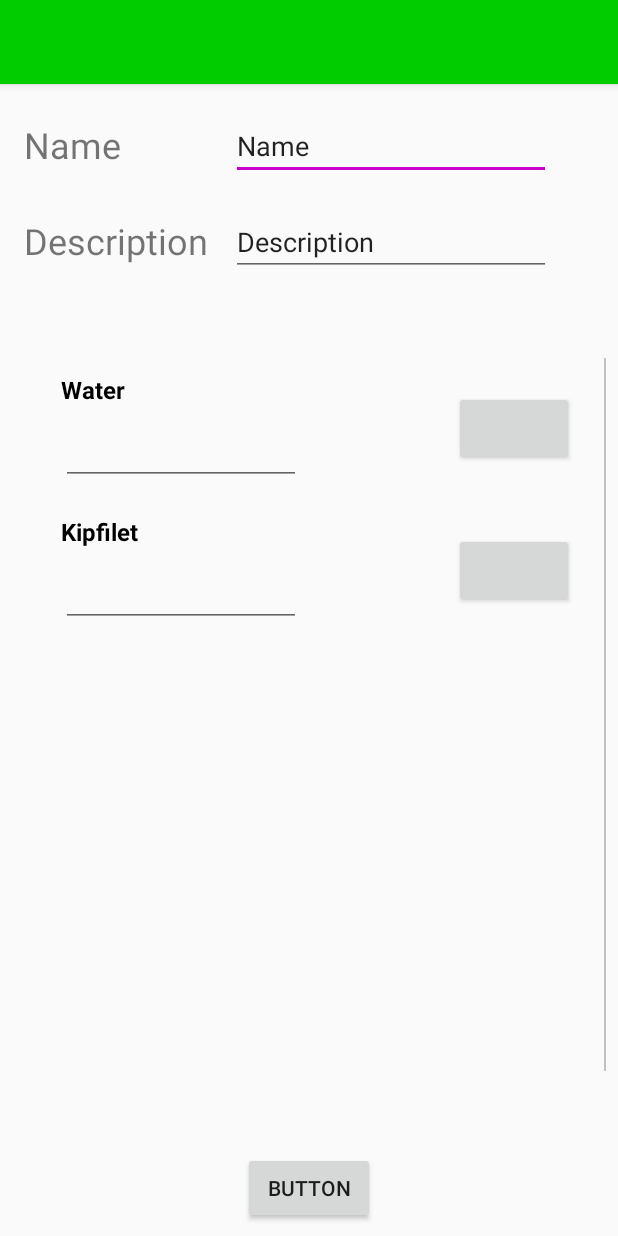
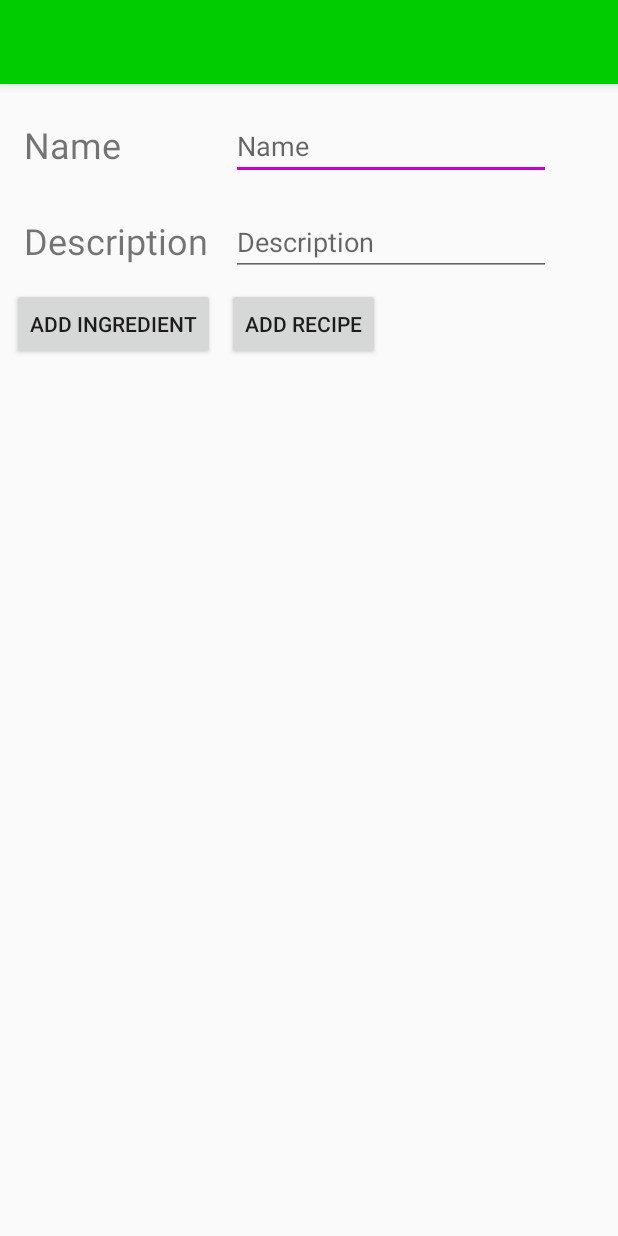
Before and after one commit to DutchNail/WhatToCook2.0, an Android app: the AddRecipeActivity screen opened directly, with no data from a screen before it, on a phone screen of 412 x 824 dp. Run offline under Robolectric (Android 15) with nearby library versions, the phone set to English and light mode, and no system bars.

Commit message:
Check to-do's!

```diff
--- a/app/src/main/java/frankspijker/saxion/whattocookv2/AddRecipeActivity.java
+++ b/app/src/main/java/frankspijker/saxion/whattocookv2/AddRecipeActivity.java
@@ -8,6 +8,7 @@ import android.support.v7.widget.DefaultItemAnimator;
 import android.support.v7.widget.DividerItemDecoration;
 import android.support.v7.widget.LinearLayoutManager;
 import android.support.v7.widget.RecyclerView;
+import android.util.Log;
 import android.view.View;
 import android.widget.Button;
 import android.widget.EditText;
@@ -22,14 +23,19 @@ public class AddRecipeActivity extends AppCompatActivity {
     private EditText nameEdittext;
     private EditText descriptionEdittext;
     private RecyclerView addIngredients;
-    private AddRecipeIngredientAdapter mAdapter;
+    private IngredientListAdapter mAdapter;
     private RecyclerView.LayoutManager layoutManager;
     public List<Ingredient> ingredientList;
+    public Recipes recipe;
+    public String recipeName;
+    public String recipeDescription;
+
 
     @Override
     protected void onCreate(Bundle savedInstanceState) {
         super.onCreate(savedInstanceState);
         setContentView(R.layout.activity_add_recipe);
+
         nameTextview = findViewById(R.id.recipeNameTextview);
         nameEdittext = findViewById(R.id.recipeNameEdittext);
         descriptionTextview = findViewById(R.id.recipeDescriptionTextview);
@@ -37,38 +43,33 @@ public class AddRecipeActivity extends AppCompatActivity {
 
         addIngredients = findViewById(R.id.addRecipeRecyclerview);
         addIngredients.setHasFixedSize(true);
-
         ingredientList = new ArrayList<>();
-        Ingredient i = new Ingredient("test",1, Ingredient.AmountType.centiliter);
-//        IngredientProvider.addIngredient(i);
-//        ingredientList = IngredientProvider.getIngredientList();
-        ingredientList.add(i);
-        mAdapter = new AddRecipeIngredientAdapter(ingredientList, this);
+        recipe = new Recipes("", "", ingredientList);
+        ingredientList = recipe.getIngredientList();
+        mAdapter = new IngredientListAdapter(ingredientList, this);
         layoutManager = new LinearLayoutManager(this);
         addIngredients.setLayoutManager(layoutManager);
         addIngredients.setItemAnimator(new DefaultItemAnimator());
         addIngredients.addItemDecoration(new DividerItemDecoration(this, DividerItemDecoration.HORIZONTAL));
+//        // TODO: Ingredienten toevoegen aan recepten
+//        // TODO: Custom progressbar die bijhoudt of er een naam, beschrijving en minimaal 1 ingredient is gekozen onderin.
+//        // TODO: CUSTOM VIEW PLZ
         addIngredients.setAdapter(mAdapter);
     }
 
     public void saveRecipe(View v) {
-        String name = nameEdittext.getText().toString();
-        String description = descriptionEdittext.getText().toString();
-        Ingredient i = new Ingredient("test", 2, Ingredient.AmountType.gram);
-        List<Ingredient> ingredientList = new ArrayList<>();
-        ingredientList.add(i);
-        Recipes r = new Recipes(name, description, ingredientList);
-        RecipesProvider.addItem(r);
+        //TODO: Opslaan recepten fixen
+        recipe.setTitle(recipeName);
+        recipe.setDescription(recipeDescription);
+        RecipesProvider.addItem(recipe);
         Intent intent = new Intent(this, DisplayRecipesActivity.class);
         startActivity(intent);
     }
 
-    public void addIngredient(RecyclerView.ViewHolder viewHolder, int position) {
-        if(viewHolder instanceof AddRecipeIngredientAdapter.MyViewHolder) {
-            String name = ingredientList.get(viewHolder.getAdapterPosition()).getName();
-            mAdapter.addIngredient(position);
-            Snackbar snackbar = Snackbar.make(findViewById(R.id.addRecipeRecyclerview), name + " deleted at position" + position, Snackbar.LENGTH_LONG);
-            snackbar.show();
-        }
+
+    public void addIngredient(View v) {
+        Intent intent = new Intent(this, AddIngredientActivity.class);
+        intent.putExtra("id", recipe.getId());
+        startActivity(intent);
     }
 }
--- a/app/src/main/java/frankspijker/saxion/whattocookv2/DisplayRecipesActivity.java
+++ b/app/src/main/java/frankspijker/saxion/whattocookv2/DisplayRecipesActivity.java
@@ -1,7 +1,6 @@
 package frankspijker.saxion.whattocookv2;
 
 import android.content.Intent;
-import android.support.annotation.NonNull;
 import android.support.design.widget.FloatingActionButton;
 import android.support.design.widget.NavigationView;
 import android.support.design.widget.Snackbar;
@@ -136,10 +135,6 @@ public class DisplayRecipesActivity extends AppCompatActivity implements Recycle
         } else if (id == R.id.nav_recipes) {
             Intent i = new Intent(this, DisplayRecipesActivity.class);
             startActivity(i);
-        } else if (id == R.id.nav_share) {
-
-        } else if (id == R.id.nav_send) {
-
         }
 
         DrawerLayout drawer = (DrawerLayout) findViewById(R.id.drawer_layout);
--- a/app/src/main/java/frankspijker/saxion/whattocookv2/Ingredient.java
+++ b/app/src/main/java/frankspijker/saxion/whattocookv2/Ingredient.java
@@ -2,7 +2,8 @@ package frankspijker.saxion.whattocookv2;
 
 public class Ingredient {
 
-
+    private static int idcounter;
+    private int id;
     private String name;
     private int amount;
     public enum AmountType {
@@ -14,6 +15,7 @@ public class Ingredient {
 
 
     public Ingredient(String name, int amount, AmountType amountType) {
+        this.id = idcounter++;
         this.name = name;
         this.amount = amount;
         this.amountType = amountType;
--- a/app/src/main/java/frankspijker/saxion/whattocookv2/MainActivity.java
+++ b/app/src/main/java/frankspijker/saxion/whattocookv2/MainActivity.java
@@ -174,10 +174,6 @@ public class MainActivity extends AppCompatActivity implements RecyclerIngredien
         } else if (id == R.id.nav_recipes) {
             Intent i = new Intent(this, DisplayRecipesActivity.class);
             startActivity(i);
-        } else if (id == R.id.nav_share) {
-
-        } else if (id == R.id.nav_send) {
-
         }
 
         DrawerLayout drawer = (DrawerLayout) findViewById(R.id.drawer_layout);
--- a/app/src/main/java/frankspijker/saxion/whattocookv2/Recipes.java
+++ b/app/src/main/java/frankspijker/saxion/whattocookv2/Recipes.java
@@ -4,15 +4,23 @@ import java.util.List;
 
 public class Recipes {
 
+    private static int idcounter;
+    private int id;
     private String title;
     private String description;
     private List<Ingredient> ingredientList;
 
 
+
     public Recipes(String title, String description, List<Ingredient> ingredientList) {
+        this.id = idcounter++;
         this.title = title;
         this.description = description;
         this.ingredientList = ingredientList;
+    }
+
+    public int getId() {
+        return id;
     }
 
     public String getTitle() {
--- a/app/src/main/java/frankspijker/saxion/whattocookv2/RecyclerRecipeTouchHelper.java
+++ b/app/src/main/java/frankspijker/saxion/whattocookv2/RecyclerRecipeTouchHelper.java
@@ -1,7 +1,6 @@
 package frankspijker.saxion.whattocookv2;
 
 import android.graphics.Canvas;
-import android.support.annotation.NonNull;
 import android.support.v7.widget.RecyclerView;
 import android.support.v7.widget.helper.ItemTouchHelper;
 import android.view.View;
--- a/app/src/main/res/layout/activity_add_recipe.xml
+++ b/app/src/main/res/layout/activity_add_recipe.xml
@@ -45,8 +45,8 @@
         android:layout_marginStart="8dp"
         android:layout_marginTop="24dp"
         android:ems="10"
+        android:hint="@string/recipe_title"
         android:inputType="textPersonName"
-        android:text="@string/recipe_title"
         app:layout_constraintStart_toEndOf="@+id/recipeNameTextview"
         app:layout_constraintTop_toBottomOf="@+id/appBarLayout" />
 
@@ -68,8 +68,8 @@
         android:layout_marginStart="8dp"
         android:layout_marginTop="24dp"
         android:ems="10"
+        android:hint="@string/recipe_description"
         android:inputType="textPersonName"
-        android:text="@string/recipe_description"
         app:layout_constraintStart_toEndOf="@+id/recipeDescriptionTextview"
         app:layout_constraintTop_toBottomOf="@+id/recipeNameEdittext" />
 
@@ -77,27 +77,34 @@
         android:id="@+id/addRecipeRecyclerview"
         android:layout_width="395dp"
         android:layout_height="475dp"
-        android:layout_marginStart="8dp"
         android:layout_marginTop="8dp"
-        android:layout_marginEnd="8dp"
         android:layout_marginBottom="8dp"
-        app:layout_constraintBottom_toTopOf="@+id/saveButton"
+        app:layout_constraintBottom_toBottomOf="parent"
         app:layout_constraintEnd_toEndOf="parent"
         app:layout_constraintStart_toStartOf="parent"
-        app:layout_constraintTop_toBottomOf="@+id/recipeDescriptionTextview" />
+        app:layout_constraintTop_toBottomOf="@+id/saveButton" />
 
     <Button
         android:id="@+id/saveButton"
         android:layout_width="wrap_content"
         android:layout_height="wrap_content"
-        android:layout_marginStart="16dp"
-        android:layout_marginEnd="16dp"
-        android:layout_marginBottom="8dp"
+        android:layout_marginStart="8dp"
+        android:layout_marginTop="8dp"
         android:onClick="saveRecipe"
-        android:text="Button"
-        app:layout_constraintBottom_toBottomOf="parent"
-        app:layout_constraintEnd_toEndOf="parent"
-        app:layout_constraintStart_toStartOf="parent" />
+        android:text="@string/button_recipe_add"
+        app:layout_constraintStart_toEndOf="@+id/button"
+        app:layout_constraintTop_toBottomOf="@+id/recipeDescriptionEdittext" />
+
+    <Button
+        android:id="@+id/button"
+        android:layout_width="wrap_content"
+        android:layout_height="wrap_content"
+        android:layout_marginStart="8dp"
+        android:layout_marginTop="8dp"
+        android:onClick="addIngredient"
+        android:text="@string/button_ingredient_add"
+        app:layout_constraintStart_toStartOf="parent"
+        app:layout_constraintTop_toBottomOf="@+id/recipeDescriptionTextview" />
 
 
 </android.support.constraint.ConstraintLayout>
--- a/app/src/main/res/layout/recyclerview_add_recipe.xml
+++ b/app/src/main/res/layout/recyclerview_add_recipe.xml
@@ -1,15 +1,15 @@
 <?xml version="1.0" encoding="utf-8"?>
 <RelativeLayout xmlns:android="http://schemas.android.com/apk/res/android"
     android:layout_width="match_parent"
-    android:layout_height="wrap_content"
+    android:layout_height="100dp"
     android:background="?android:attr/selectableItemBackground"
     android:clickable="true"
     android:focusable="true"
     android:orientation="vertical"
-    android:paddingBottom="@dimen/row_padding_vertical"
     android:paddingLeft="@dimen/activity_horizontal_margin"
+    android:paddingTop="@dimen/row_padding_vertical"
     android:paddingRight="@dimen/activity_horizontal_margin"
-    android:paddingTop="@dimen/row_padding_vertical">
+    android:paddingBottom="@dimen/row_padding_vertical">
 
     <TextView
         android:id="@+id/addRecipeName"
@@ -30,6 +30,7 @@
         android:layout_alignTop="@+id/addRecipeName"
         android:layout_marginStart="0dp"
         android:layout_marginTop="29dp"
+        android:autofillHints="@string/ingredient_amount"
         android:inputType="number" />
 
     <TextView
@@ -40,11 +41,11 @@
 
     <Button
         android:id="@+id/addButton"
+        style="@style/Widget.AppCompat.Button"
         android:layout_width="80dp"
         android:layout_height="50dp"
         android:layout_centerVertical="true"
         android:layout_marginEnd="4dp"
-        android:layout_toStartOf="@+id/placeholder"
-        android:onClick="addIngredientButton" />
+        android:layout_toStartOf="@+id/placeholder" />
 
 </RelativeLayout>
--- a/app/src/main/res/values/strings.xml
+++ b/app/src/main/res/values/strings.xml
@@ -10,5 +10,7 @@
     <string name="nav_header_desc">Navigation header</string>
     <string name="recipe_title">Name</string>
     <string name="recipe_description">Description</string>
-
+    <string name="ingredient_amount">Amount</string>
+    <string name="button_ingredient_add">Add Ingredient</string>
+    <string name="button_recipe_add">Add recipe</string>
 </resources>
```
Also changed, not shown: app/src/main/java/frankspijker/saxion/whattocookv2/AddIngredientActivity.java (+9 -0 lines), app/src/main/java/frankspijker/saxion/whattocookv2/AddRecipeIngredientAdapter.java (+34 -4 lines), app/src/main/java/frankspijker/saxion/whattocookv2/AddRecipeIngredientHolder.java (added, +23 -0 lines), app/src/main/java/frankspijker/saxion/whattocookv2/DualProgressView.java (added, +42 -0 lines), app/src/main/java/frankspijker/saxion/whattocookv2/OnAddButtonItemClickListener.java (added, +7 -0 lines), app/src/main/res/menu/activity_main_drawer.xml (+0 -13 lines), 1 other file.
